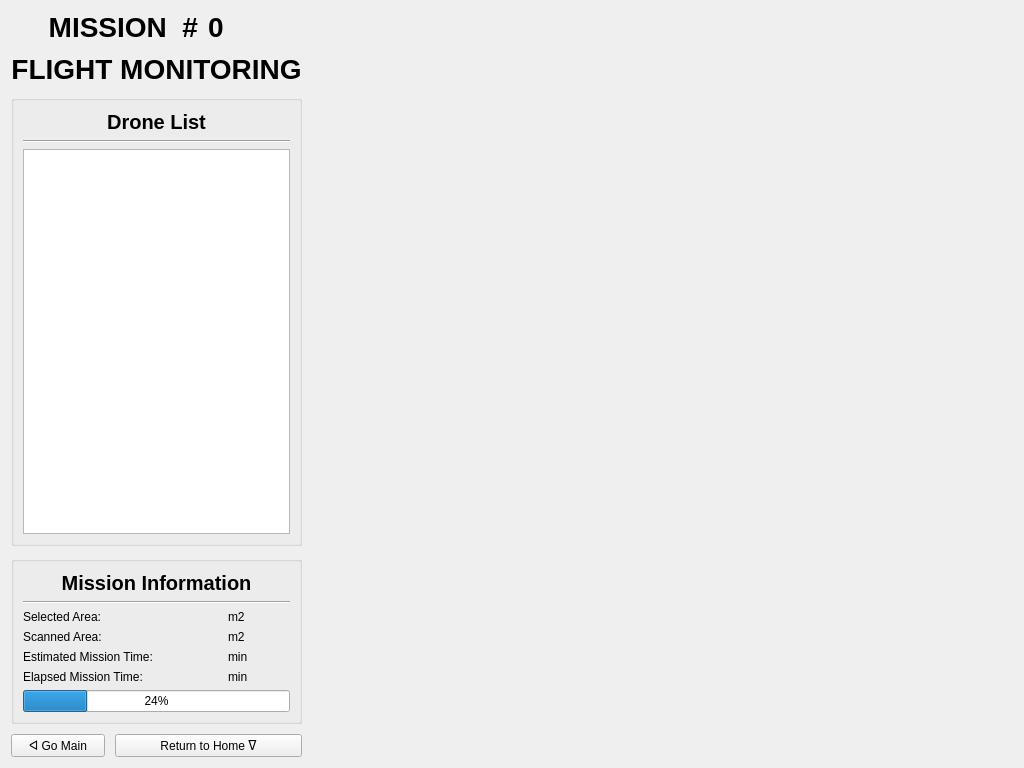
This is UI/Midflight/mid_design.ui in cmpe-DroneLab/GeoFly3D as Qt 5 draws it before an edit. The edited form follows.
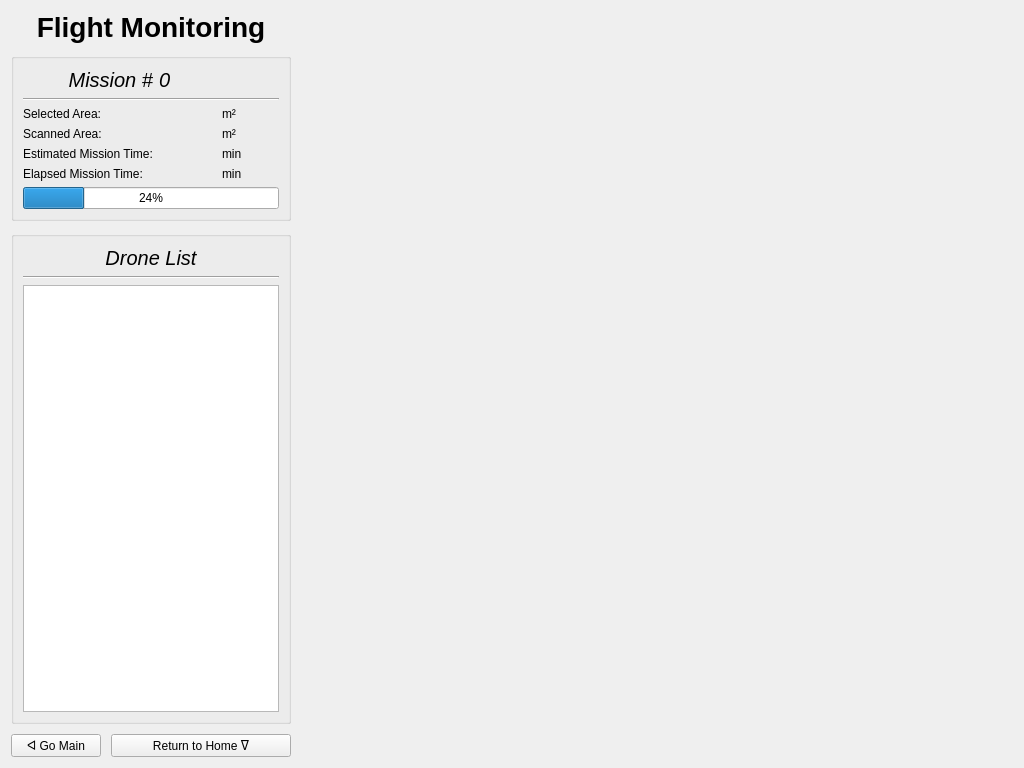
This is the edited form.

Patch:
```diff
--- a/UI/Midflight/mid_design.ui
+++ b/UI/Midflight/mid_design.ui
@@ -15,43 +15,10 @@
   </property>
   <layout class="QHBoxLayout" name="horizontalLayout_2" stretch="0,4">
    <item>
-    <layout class="QVBoxLayout" name="v_lay_left" stretch="0,0,0,0,0">
+    <layout class="QVBoxLayout" name="v_lay_left" stretch="0,0,0,0">
      <property name="spacing">
       <number>10</number>
      </property>
-     <item>
-      <layout class="QGridLayout" name="g_lay_mission_header">
-       <item row="0" column="2">
-        <widget class="QLabel" name="id_label">
-         <property name="font">
-          <font>
-           <pointsize>21</pointsize>
-           <bold>true</bold>
-          </font>
-         </property>
-         <property name="text">
-          <string>0</string>
-         </property>
-        </widget>
-       </item>
-       <item row="0" column="0" colspan="2">
-        <widget class="QLabel" name="label_header">
-         <property name="font">
-          <font>
-           <pointsize>21</pointsize>
-           <bold>true</bold>
-          </font>
-         </property>
-         <property name="text">
-          <string>MISSION  #</string>
-         </property>
-         <property name="alignment">
-          <set>Qt::AlignRight|Qt::AlignTrailing|Qt::AlignVCenter</set>
-         </property>
-        </widget>
-       </item>
-      </layout>
-     </item>
      <item>
       <widget class="QLabel" name="label_header">
        <property name="font">
@@ -61,7 +28,7 @@
         </font>
        </property>
        <property name="text">
-        <string>FLIGHT MONITORING</string>
+        <string>Flight Monitoring</string>
        </property>
        <property name="textFormat">
         <enum>Qt::AutoText</enum>
@@ -69,44 +36,6 @@
        <property name="alignment">
         <set>Qt::AlignCenter</set>
        </property>
-       <property name="margin">
-        <number>10</number>
-       </property>
-      </widget>
-     </item>
-     <item>
-      <widget class="QGroupBox" name="gb_drones">
-       <property name="title">
-        <string/>
-       </property>
-       <layout class="QVBoxLayout" name="verticalLayout_2">
-        <item>
-         <widget class="QLabel" name="label_drones">
-          <property name="font">
-           <font>
-            <pointsize>15</pointsize>
-            <bold>true</bold>
-           </font>
-          </property>
-          <property name="text">
-           <string>Drone List</string>
-          </property>
-          <property name="alignment">
-           <set>Qt::AlignCenter</set>
-          </property>
-         </widget>
-        </item>
-        <item>
-         <widget class="Line" name="line">
-          <property name="orientation">
-           <enum>Qt::Horizontal</enum>
-          </property>
-         </widget>
-        </item>
-        <item>
-         <widget class="QListWidget" name="listWidget"/>
-        </item>
-       </layout>
       </widget>
      </item>
      <item>
@@ -115,10 +44,76 @@
         <string/>
        </property>
        <layout class="QGridLayout" name="gridLayout">
-        <item row="2" column="0">
-         <widget class="QLabel" name="selected_area_label">
+        <item row="5" column="1">
+         <widget class="QLabel" name="mission_time_value">
           <property name="text">
-           <string>Selected Area:</string>
+           <string/>
+          </property>
+          <property name="alignment">
+           <set>Qt::AlignRight|Qt::AlignTrailing|Qt::AlignVCenter</set>
+          </property>
+         </widget>
+        </item>
+        <item row="0" column="1">
+         <widget class="QLabel" name="id_label">
+          <property name="font">
+           <font>
+            <pointsize>15</pointsize>
+            <italic>true</italic>
+           </font>
+          </property>
+          <property name="text">
+           <string>0</string>
+          </property>
+         </widget>
+        </item>
+        <item row="4" column="1">
+         <widget class="QLabel" name="scanned_area_value">
+          <property name="text">
+           <string/>
+          </property>
+          <property name="alignment">
+           <set>Qt::AlignRight|Qt::AlignTrailing|Qt::AlignVCenter</set>
+          </property>
+         </widget>
+        </item>
+        <item row="5" column="0">
+         <widget class="QLabel" name="mission_time_label">
+          <property name="text">
+           <string>Estimated Mission Time:</string>
+          </property>
+         </widget>
+        </item>
+        <item row="2" column="1">
+         <widget class="QLabel" name="selected_area_value">
+          <property name="text">
+           <string/>
+          </property>
+          <property name="alignment">
+           <set>Qt::AlignRight|Qt::AlignTrailing|Qt::AlignVCenter</set>
+          </property>
+         </widget>
+        </item>
+        <item row="0" column="0">
+         <widget class="QLabel" name="label_mission_information">
+          <property name="font">
+           <font>
+            <pointsize>15</pointsize>
+            <italic>true</italic>
+           </font>
+          </property>
+          <property name="text">
+           <string>Mission #</string>
+          </property>
+          <property name="alignment">
+           <set>Qt::AlignRight|Qt::AlignTrailing|Qt::AlignVCenter</set>
+          </property>
+         </widget>
+        </item>
+        <item row="4" column="2">
+         <widget class="QLabel" name="scanned_area_unit">
+          <property name="text">
+           <string>m²</string>
           </property>
          </widget>
         </item>
@@ -129,17 +124,41 @@
           </property>
          </widget>
         </item>
-        <item row="4" column="2">
-         <widget class="QLabel" name="scanned_area_unit">
+        <item row="6" column="1">
+         <widget class="QLabel" name="elapsed_time_value">
           <property name="text">
-           <string>m2</string>
+           <string/>
+          </property>
+          <property name="alignment">
+           <set>Qt::AlignRight|Qt::AlignTrailing|Qt::AlignVCenter</set>
+          </property>
+         </widget>
+        </item>
+        <item row="1" column="0" colspan="3">
+         <widget class="Line" name="line_2">
+          <property name="orientation">
+           <enum>Qt::Horizontal</enum>
           </property>
          </widget>
         </item>
         <item row="2" column="2">
          <widget class="QLabel" name="selected_area_unit">
           <property name="text">
-           <string>m2</string>
+           <string>m²</string>
+          </property>
+         </widget>
+        </item>
+        <item row="6" column="2">
+         <widget class="QLabel" name="elapsed_time_unit">
+          <property name="text">
+           <string>min</string>
+          </property>
+         </widget>
+        </item>
+        <item row="2" column="0">
+         <widget class="QLabel" name="selected_area_label">
+          <property name="text">
+           <string>Selected Area:</string>
           </property>
          </widget>
         </item>
@@ -150,17 +169,10 @@
           </property>
          </widget>
         </item>
-        <item row="1" column="0" colspan="3">
-         <widget class="Line" name="line_2">
-          <property name="orientation">
-           <enum>Qt::Horizontal</enum>
-          </property>
-         </widget>
-        </item>
-        <item row="5" column="0">
-         <widget class="QLabel" name="mission_time_label">
+        <item row="6" column="0">
+         <widget class="QLabel" name="elapsed_time_label">
           <property name="text">
-           <string>Estimated Mission Time:</string>
+           <string>Elapsed Mission Time:</string>
           </property>
          </widget>
         </item>
@@ -171,63 +183,40 @@
           </property>
          </widget>
         </item>
-        <item row="0" column="0" colspan="3">
-         <widget class="QLabel" name="label_mission_information">
+       </layout>
+      </widget>
+     </item>
+     <item>
+      <widget class="QGroupBox" name="gb_drones">
+       <property name="title">
+        <string/>
+       </property>
+       <layout class="QVBoxLayout" name="verticalLayout_2">
+        <item>
+         <widget class="QLabel" name="label_drones">
           <property name="font">
            <font>
             <pointsize>15</pointsize>
-            <bold>true</bold>
+            <italic>true</italic>
            </font>
           </property>
           <property name="text">
-           <string>Mission Information</string>
+           <string>Drone List</string>
           </property>
           <property name="alignment">
            <set>Qt::AlignCenter</set>
           </property>
          </widget>
         </item>
-        <item row="6" column="0">
-         <widget class="QLabel" name="elapsed_time_label">
-          <property name="text">
-           <string>Elapsed Mission Time:</string>
+        <item>
+         <widget class="Line" name="line">
+          <property name="orientation">
+           <enum>Qt::Horizontal</enum>
           </property>
          </widget>
         </item>
-        <item row="6" column="1">
-         <widget class="QLabel" name="elapsed_time_value">
-          <property name="text">
-           <string/>
-          </property>
-         </widget>
-        </item>
-        <item row="6" column="2">
-         <widget class="QLabel" name="elapsed_time_unit">
-          <property name="text">
-           <string>min</string>
-          </property>
-         </widget>
-        </item>
-        <item row="5" column="1">
-         <widget class="QLabel" name="mission_time_value">
-          <property name="text">
-           <string/>
-          </property>
-         </widget>
-        </item>
-        <item row="2" column="1">
-         <widget class="QLabel" name="selected_area_value">
-          <property name="text">
-           <string/>
-          </property>
-         </widget>
-        </item>
-        <item row="4" column="1">
-         <widget class="QLabel" name="scanned_area_value">
-          <property name="text">
-           <string/>
-          </property>
-         </widget>
+        <item>
+         <widget class="QListWidget" name="listWidget"/>
         </item>
        </layout>
       </widget>
```
